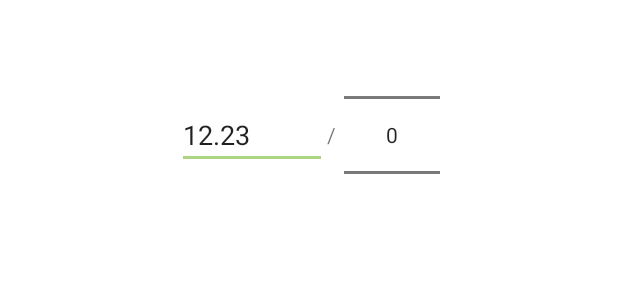
After one commit to fetsh-edu/pace_calculator, an Android app: the layout speed_picker.xml on its own in the app's theme, with its tools: preview values and no code run, on a phone screen of 412 x 824 dp. The commit adds this screen. Shown: the top 300 px of the screen. Run offline under Robolectric (Android 15) with nearby library versions, the phone set to English and light mode, and no system bars.

Commit message:
Add SpeedPicker

```diff
--- a/app/src/main/java/me/fetsh/pacecalculator/Speed.java
+++ b/app/src/main/java/me/fetsh/pacecalculator/Speed.java
@@ -23,4 +23,8 @@ public class Speed {
     public Distance getDistance() {
         return distance;
     }
+
+    public double getSpeed() {
+        return speed;
+    }
 }
--- a/app/src/main/java/me/fetsh/pacecalculator/TimePicker.java
+++ b/app/src/main/java/me/fetsh/pacecalculator/TimePicker.java
@@ -36,8 +36,8 @@ public class TimePicker extends AlertDialog {
         minutesPicker = rootPickerView.findViewById(R.id.time_minutes);
         secondsPicker = rootPickerView.findViewById(R.id.time_seconds);
 
-        hoursPicker.setMinValue(2);
-        hoursPicker.setMaxValue(10);
+        hoursPicker.setMinValue(0);
+        hoursPicker.setMaxValue(23);
         minutesPicker.setMinValue(0);
         minutesPicker.setMaxValue(59);
         minutesPicker.setFormatter(s -> String.format("%02d", s));
--- /dev/null
+++ b/app/src/main/res/layout/speed_picker.xml
@@ -0,0 +1,31 @@
+<?xml version="1.0" encoding="utf-8"?>
+<LinearLayout xmlns:android="http://schemas.android.com/apk/res/android"
+    xmlns:tools="http://schemas.android.com/tools"
+    android:orientation="horizontal"
+    android:layout_gravity="center_horizontal"
+    android:gravity="center"
+    android:layout_width="match_parent"
+    android:layout_height="wrap_content">
+
+    <EditText
+        android:layout_width="100dp"
+        android:layout_height="wrap_content"
+        android:layout_gravity="center_vertical"
+        android:inputType="numberDecimal"
+        android:id="@+id/speed_edit_text"
+        tools:text="12.23"
+        android:importantForAutofill="no" />
+    <TextView
+        android:layout_width="wrap_content"
+        android:layout_height="wrap_content"
+        android:layout_gravity="center_vertical"
+        android:text="/"/>
+    <NumberPicker
+        android:id="@+id/unit_system"
+        android:layout_width="wrap_content"
+        android:layout_height="wrap_content"
+        android:layout_marginLeft="5dip"
+        android:focusable="true"
+        android:focusableInTouchMode="true"
+        />
+</LinearLayout>
```
Also changed, not shown: app/src/main/java/me/fetsh/pacecalculator/Calculator.java (+6 -2 lines), app/src/main/java/me/fetsh/pacecalculator/MainActivity.java (+6 -5 lines), app/src/main/java/me/fetsh/pacecalculator/SpeedInput.java (added, +57 -0 lines), app/src/main/java/me/fetsh/pacecalculator/SpeedPicker.java (added, +76 -0 lines), app/src/main/res/layout/activity_main.xml (+3 -35 lines), app/src/main/res/layout/speed_input.xml (added, +38 -0 lines).
